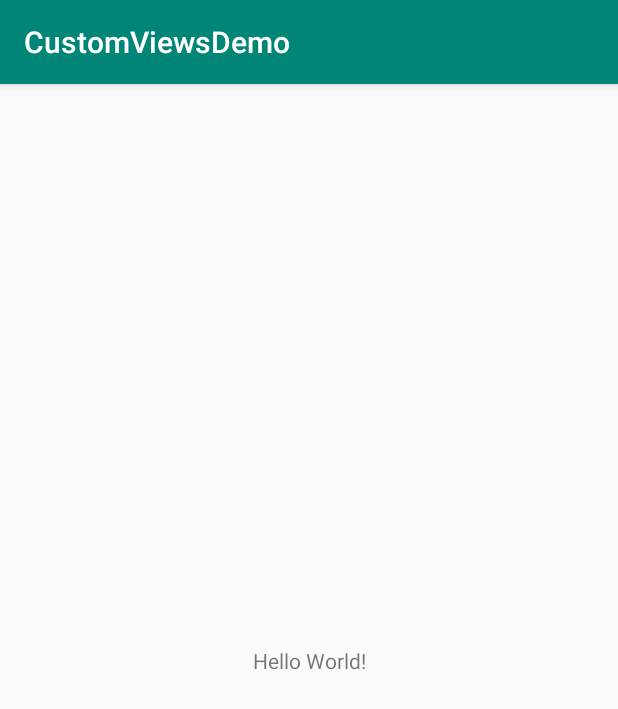
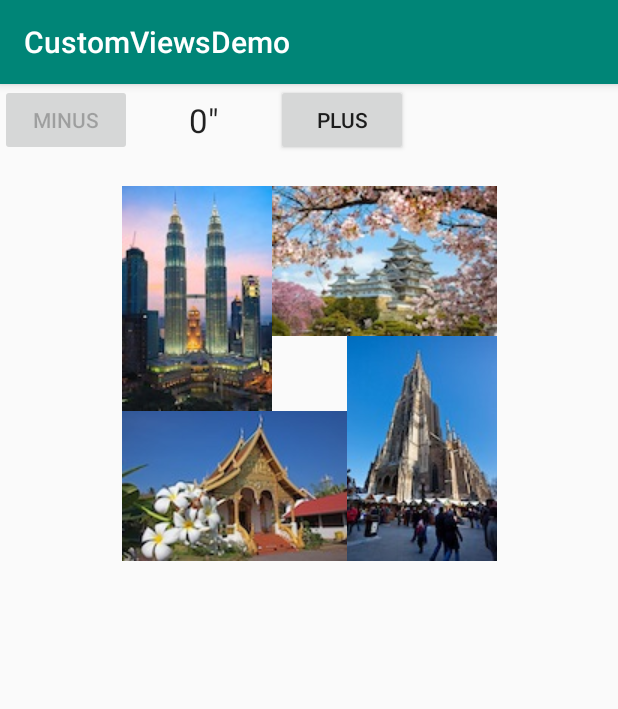
Before and after one commit to amoetaz/CustomViewsDemo, an Android app: the screen it shows after launch (MainActivity), on a phone screen of 412 x 824 dp. Shown: the top 709 px of the screen. Run offline under Robolectric (Android 15) with nearby library versions, the phone set to English and light mode, and no system bars.

Commit message:
add photoSpiral custom layout

```diff
--- /dev/null
+++ b/app/src/main/java/com/moetaz/customviewsdemo/PhotoSpiral.kt
@@ -0,0 +1,67 @@
+package com.moetaz.customviewsdemo
+
+import android.content.Context
+import android.util.AttributeSet
+import android.view.ViewGroup
+
+class PhotoSpiral : ViewGroup {
+
+    constructor(context: Context) : super(context) {
+
+    }
+
+    constructor(context: Context, attrs: AttributeSet? , devStylArr : Int) : super(context, attrs , devStylArr) {
+
+    }
+
+    constructor(context: Context, attrs: AttributeSet?) : super(context, attrs) {
+
+    }
+
+
+    override fun onLayout(changed: Boolean, l: Int, t: Int, r: Int, b: Int) {
+        val first = getChildAt(0)
+        val childWidth = first.measuredWidth
+        val childHeight = first.measuredHeight
+
+        for (i in 0 until childCount){
+            val child = getChildAt(i)
+            var x = 0
+            var y = 0
+
+            when(i){
+                1 ->{
+                    x = childWidth
+                    y = 0
+                }
+
+                2 ->{
+                    x = childHeight
+                    y = childWidth
+                }
+
+                3 ->{
+                    x = 0
+                    y = childHeight
+                }
+            }
+            child.layout(x , y , x + child.measuredWidth , y + child.measuredHeight)
+        }
+    }
+
+    override fun onMeasure(widthMeasureSpec: Int, heightMeasureSpec: Int) {
+        measureChildren(widthMeasureSpec , heightMeasureSpec)
+        val first = getChildAt(0)
+        val size = first.measuredWidth + first.measuredHeight
+
+        val width = ViewGroup.resolveSize(size , widthMeasureSpec)
+        val height = ViewGroup.resolveSize(size , heightMeasureSpec)
+
+        setMeasuredDimension(width , height)
+
+    }
+
+
+
+
+}
--- a/app/src/main/res/layout/activity_main.xml
+++ b/app/src/main/res/layout/activity_main.xml
@@ -6,13 +6,39 @@
     android:layout_height="match_parent"
     tools:context=".MainActivity">
 
-    <TextView
+
+    <com.moetaz.customviewsdemo.LengthPiker
+        android:id="@+id/piker"
         android:layout_width="wrap_content"
         android:layout_height="wrap_content"
-        android:text="Hello World!"
-        app:layout_constraintBottom_toBottomOf="parent"
-        app:layout_constraintLeft_toLeftOf="parent"
-        app:layout_constraintRight_toRightOf="parent"
-        app:layout_constraintTop_toTopOf="parent" />
+        app:layout_constraintStart_toStartOf="parent"
+        app:layout_constraintTop_toTopOf="parent"/>
+
+    <com.moetaz.customviewsdemo.PhotoSpiral
+        android:layout_marginTop="20dp"
+        android:layout_gravity="center"
+        app:layout_constraintEnd_toEndOf="parent"
+        app:layout_constraintStart_toStartOf="parent"
+        app:layout_constraintTop_toBottomOf="@id/piker"
+        android:layout_width="wrap_content"
+        android:layout_height="wrap_content"
+         >
+        <ImageView
+            android:layout_width="wrap_content"
+            android:layout_height="wrap_content"
+            android:src="@drawable/petronas_twin_tower" />
+        <ImageView
+            android:layout_width="wrap_content"
+            android:layout_height="wrap_content"
+            android:src="@drawable/himeji" />
+        <ImageView
+            android:layout_width="wrap_content"
+            android:layout_height="wrap_content"
+            android:src="@drawable/ulm" />
+        <ImageView
+            android:layout_width="wrap_content"
+            android:layout_height="wrap_content"
+            android:src="@drawable/chiang_mai" />
+    </com.moetaz.customviewsdemo.PhotoSpiral>
 
 </androidx.constraintlayout.widget.ConstraintLayout>
--- a/app/src/main/res/layout/lenght_piker_layout.xml
+++ b/app/src/main/res/layout/lenght_piker_layout.xml
@@ -1,9 +1,6 @@
 <?xml version="1.0" encoding="utf-8"?>
-<LinearLayout
-    xmlns:android="http://schemas.android.com/apk/res/android"
-    android:layout_width="wrap_content"
-    android:layout_height="wrap_content"
-    android:orientation="horizontal">
+<merge
+    xmlns:android="http://schemas.android.com/apk/res/android">
     <Button
         android:id="@+id/minus_button"
         android:layout_width="wrap_content"
@@ -21,4 +18,4 @@
         android:layout_width="wrap_content"
         android:layout_height="wrap_content"
         android:text="@string/plus" />
-</LinearLayout>
+</merge>
--- /dev/null
+++ b/app/src/main/res/layout/square_view.xml
@@ -0,0 +1,6 @@
+<?xml version="1.0" encoding="utf-8"?>
+<LinearLayout xmlns:android="http://schemas.android.com/apk/res/android"
+    android:orientation="vertical" android:layout_width="match_parent"
+    android:layout_height="match_parent">
+
+</LinearLayout>
```
Also changed, not shown: app/src/main/java/com/moetaz/customviewsdemo/LengthPiker.kt (+51 -14 lines), app/src/main/java/com/moetaz/customviewsdemo/SquareView.kt (added, +31 -0 lines), app/src/main/res/drawable/chiang_mai.jpg (added), app/src/main/res/drawable/himeji.jpg (added), app/src/main/res/drawable/petronas_twin_tower.jpg (added), app/src/main/res/drawable/ulm.jpg (added).
